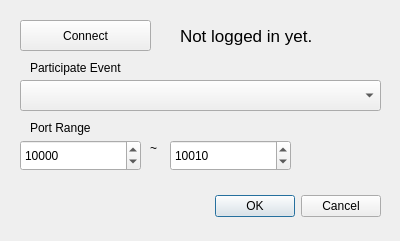
Before: the Qt Designer form src/UI/settings-dialog.ui in OPENSPHERE-Inc/src-link, drawn with Qt 5.
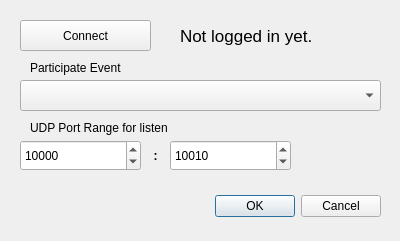
After: the same form once the commit is applied.

Diff of the .ui file:
```diff
--- a/src/UI/settings-dialog.ui
+++ b/src/UI/settings-dialog.ui
@@ -93,7 +93,7 @@
     </rect>
    </property>
    <property name="text">
-    <string>Port Range</string>
+    <string>UDP Port Range for listen</string>
    </property>
   </widget>
   <widget class="QSpinBox" name="portMinSpinBox">
@@ -134,14 +134,22 @@
   <widget class="QLabel" name="portRangeTildaLabel">
    <property name="geometry">
     <rect>
-     <x>150</x>
+     <x>140</x>
      <y>140</y>
-     <width>21</width>
-     <height>16</height>
+     <width>31</width>
+     <height>31</height>
     </rect>
    </property>
+   <property name="font">
+    <font>
+     <bold>true</bold>
+    </font>
+   </property>
    <property name="text">
-    <string>~</string>
+    <string>:</string>
+   </property>
+   <property name="alignment">
+    <set>Qt::AlignmentFlag::AlignCenter</set>
    </property>
   </widget>
  </widget>
```
Left out of the diff: 3 changed lines with no effect on the pictures.
